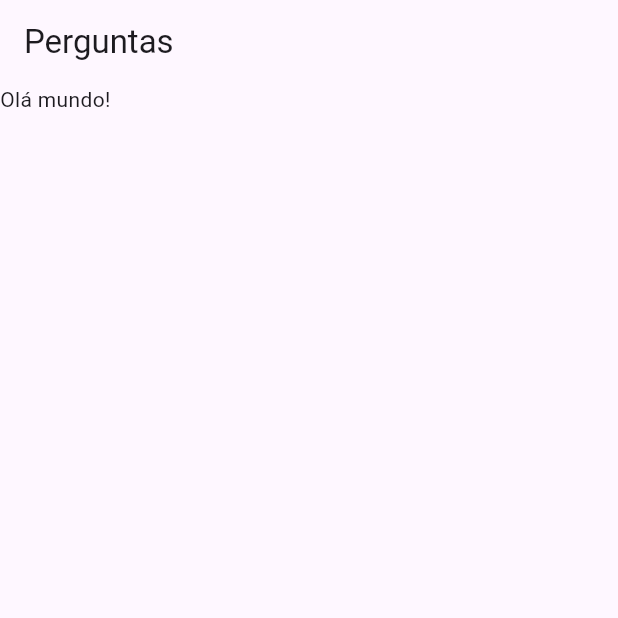
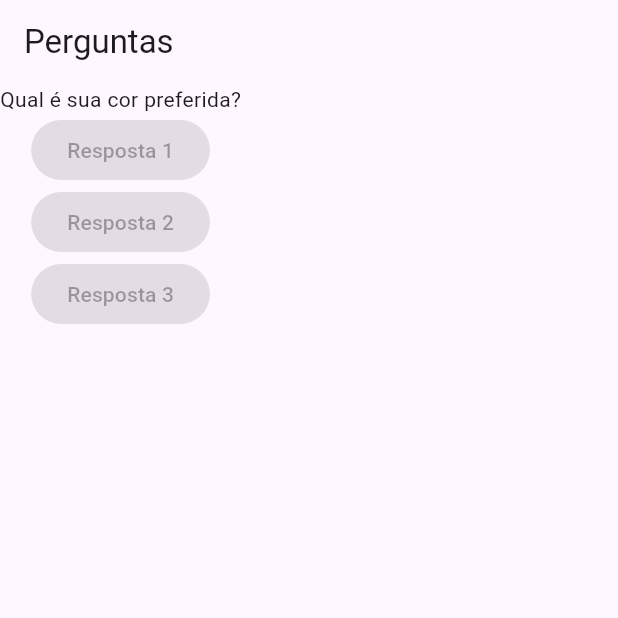
Before and after one commit to J7ohn/projeto_perguntas_flutter, a Flutter app: the screen it shows after launch, on a phone screen of 412 x 824 dp, the top half of it. Run offline on Flutter 3.47's test engine with Material 3 defaults, Android fonts, the light colour scheme and no system bars.

Commit message:
incrementando botões

```diff
--- a/lib/main.dart
+++ b/lib/main.dart
@@ -6,15 +6,34 @@ main(){
 
 class PerguntaApp extends StatelessWidget{
 
+
+
   @override
   Widget build(BuildContext context){
-    return new MaterialApp(
+
+    final List<String> perguntas = [
+      'Qual é sua cor preferida?',
+      'Qual é seu animal favorito?'
+    ];
+
+    return MaterialApp(
+
       home: Scaffold(
         appBar: AppBar(
           title: Text('Perguntas'),
         ),
-        body: Text('Olá mundo!'),
+
+        body: Column(
+          children: [
+            Text(perguntas[0]),
+            ElevatedButton(child: Text('Resposta 1'), onPressed: null,),
+            ElevatedButton(child: Text('Resposta 2'), onPressed: null,),
+            ElevatedButton(child: Text('Resposta 3'), onPressed: null,)
+          ],
+        ),
+
       ),
+
     );
   }
 }
```
